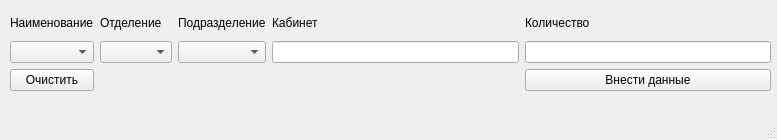
Before: the Qt Designer form Interfaces/inv.ui in Olegioner/inv, drawn with Qt 5.
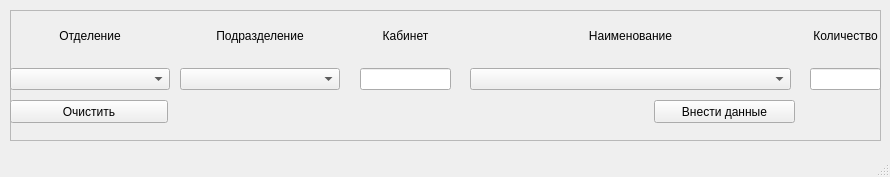
After: the same form once the commit is applied.

```diff
--- a/Interfaces/inv.ui
+++ b/Interfaces/inv.ui
@@ -6,95 +6,180 @@
    <rect>
     <x>0</x>
     <y>0</y>
-    <width>777</width>
-    <height>140</height>
+    <width>890</width>
+    <height>177</height>
    </rect>
   </property>
   <property name="windowTitle">
    <string>MainWindow</string>
   </property>
   <widget class="QWidget" name="centralwidget">
-   <widget class="QWidget" name="gridLayoutWidget">
+   <widget class="QFrame" name="frame">
     <property name="geometry">
      <rect>
       <x>10</x>
       <y>10</y>
-      <width>761</width>
-      <height>81</height>
+      <width>871</width>
+      <height>131</height>
      </rect>
     </property>
-    <layout class="QGridLayout" name="gridLayout" rowstretch="0,0,0">
-     <property name="sizeConstraint">
-      <enum>QLayout::SetNoConstraint</enum>
-     </property>
-     <property name="horizontalSpacing">
-      <number>6</number>
-     </property>
-     <item row="0" column="3">
-      <widget class="QLabel" name="label_kab">
-       <property name="text">
-        <string>Кабинет</string>
-       </property>
-      </widget>
-     </item>
-     <item row="0" column="4">
-      <widget class="QLabel" name="label_count">
+    <property name="frameShape">
+     <enum>QFrame::StyledPanel</enum>
+    </property>
+    <property name="frameShadow">
+     <enum>QFrame::Raised</enum>
+    </property>
+    <widget class="QWidget" name="verticalLayoutWidget">
+     <property name="geometry">
+      <rect>
+       <x>0</x>
+       <y>0</y>
+       <width>160</width>
+       <height>80</height>
+      </rect>
+     </property>
+     <layout class="QVBoxLayout" name="verticalLayout">
+      <item>
+       <widget class="QLabel" name="label_unit">
        <property name="text">
-        <string>Количество</string>
-       </property>
-      </widget>
-     </item>
-     <item row="1" column="3">
-      <widget class="QLineEdit" name="lineEdit_kab"/>
-     </item>
-     <item row="2" column="0">
-      <widget class="QPushButton" name="pushButton_clear">
-       <property name="text">
-        <string>Очистить</string>
+         <string>Отделение</string>
+        </property>
+        <property name="alignment">
+         <set>Qt::AlignCenter</set>
        </property>
       </widget>
      </item>
-     <item row="2" column="4">
-      <widget class="QPushButton" name="pushButton_into_values">
-       <property name="text">
-        <string>Внести данные</string>
-       </property>
-      </widget>
-     </item>
-     <item row="1" column="1">
+      <item>
       <widget class="QComboBox" name="comboBox_unit"/>
      </item>
-     <item row="0" column="2">
+     </layout>
+    </widget>
+    <widget class="QWidget" name="verticalLayoutWidget_2">
+     <property name="geometry">
+      <rect>
+       <x>170</x>
+       <y>0</y>
+       <width>160</width>
+       <height>80</height>
+      </rect>
+     </property>
+     <layout class="QVBoxLayout" name="verticalLayout_2">
+      <item>
       <widget class="QLabel" name="label_subunit">
        <property name="text">
         <string>Подразделение</string>
        </property>
-      </widget>
-     </item>
-     <item row="1" column="4">
-      <widget class="QLineEdit" name="lineEdit_count"/>
-     </item>
-     <item row="1" column="2">
+        <property name="alignment">
+         <set>Qt::AlignCenter</set>
+        </property>
+       </widget>
+      </item>
+      <item>
       <widget class="QComboBox" name="comboBox_subuint"/>
      </item>
-     <item row="1" column="0">
-      <widget class="QComboBox" name="comboBox_name"/>
-     </item>
-     <item row="0" column="1">
-      <widget class="QLabel" name="label_unit">
+     </layout>
+    </widget>
+    <widget class="QPushButton" name="pushButton_clear">
+     <property name="geometry">
+      <rect>
+       <x>0</x>
+       <y>90</y>
+       <width>158</width>
+       <height>23</height>
+      </rect>
+     </property>
        <property name="text">
-        <string>Отделение</string>
-       </property>
-      </widget>
-     </item>
-     <item row="0" column="0">
+      <string>Очистить</string>
+     </property>
+    </widget>
+    <widget class="QWidget" name="verticalLayoutWidget_3">
+     <property name="geometry">
+      <rect>
+       <x>350</x>
+       <y>0</y>
+       <width>91</width>
+       <height>80</height>
+      </rect>
+     </property>
+     <layout class="QVBoxLayout" name="verticalLayout_3">
+      <item>
+       <widget class="QLabel" name="label_kab">
+        <property name="text">
+         <string>Кабинет</string>
+        </property>
+        <property name="alignment">
+         <set>Qt::AlignCenter</set>
+        </property>
+       </widget>
+      </item>
+      <item>
+       <widget class="QLineEdit" name="lineEdit_kab"/>
+      </item>
+     </layout>
+    </widget>
+    <widget class="QWidget" name="verticalLayoutWidget_4">
+     <property name="geometry">
+      <rect>
+       <x>460</x>
+       <y>0</y>
+       <width>321</width>
+       <height>80</height>
+      </rect>
+     </property>
+     <layout class="QVBoxLayout" name="verticalLayout_4">
+      <item>
       <widget class="QLabel" name="label_name">
        <property name="text">
         <string>Наименование</string>
        </property>
-      </widget>
-     </item>
-    </layout>
+        <property name="alignment">
+         <set>Qt::AlignCenter</set>
+        </property>
+       </widget>
+      </item>
+      <item>
+       <widget class="QComboBox" name="comboBox_name"/>
+      </item>
+     </layout>
+    </widget>
+    <widget class="QWidget" name="verticalLayoutWidget_5">
+     <property name="geometry">
+      <rect>
+       <x>800</x>
+       <y>0</y>
+       <width>71</width>
+       <height>80</height>
+      </rect>
+     </property>
+     <layout class="QVBoxLayout" name="verticalLayout_5">
+      <item>
+       <widget class="QLabel" name="label_count">
+        <property name="text">
+         <string>Количество</string>
+        </property>
+        <property name="alignment">
+         <set>Qt::AlignCenter</set>
+        </property>
+       </widget>
+      </item>
+      <item>
+       <widget class="QLineEdit" name="lineEdit_count"/>
+      </item>
+     </layout>
+    </widget>
+    <widget class="QPushButton" name="pushButton_into_values">
+     <property name="geometry">
+      <rect>
+       <x>644</x>
+       <y>90</y>
+       <width>141</width>
+       <height>23</height>
+      </rect>
+     </property>
+     <property name="text">
+      <string>Внести данные</string>
+     </property>
+    </widget>
    </widget>
   </widget>
   <widget class="QMenuBar" name="menubar">
```
Left out of the diff: 2 changed lines with no effect on the pictures. Lines whose indentation alone changed are shown as unchanged.
